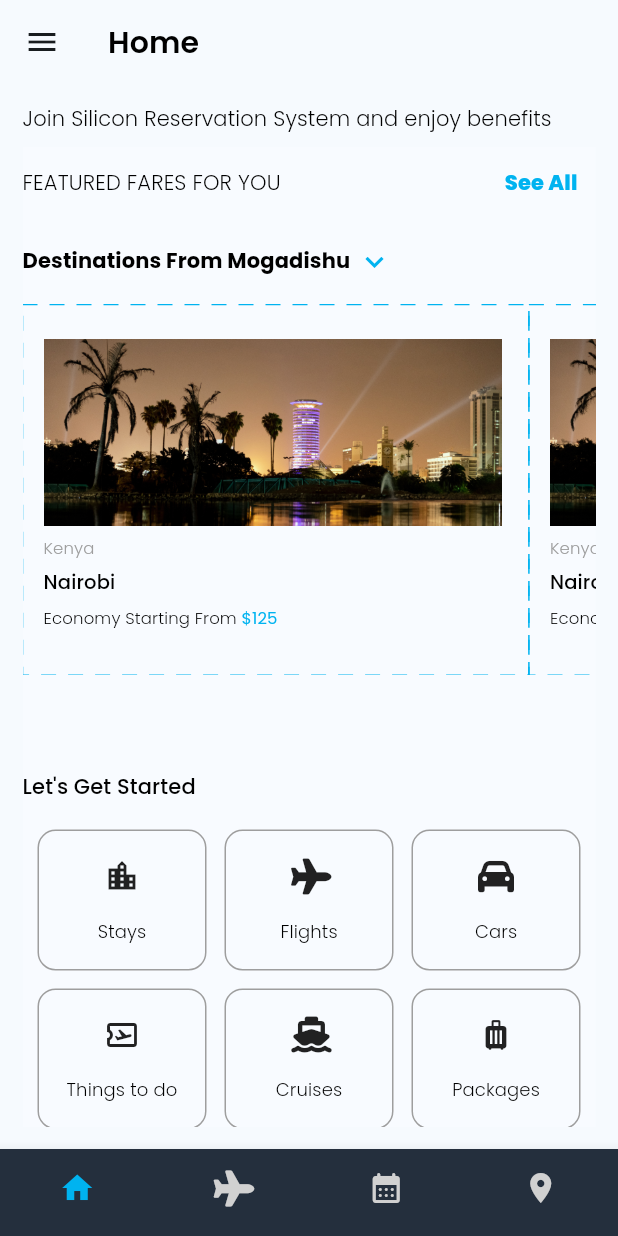
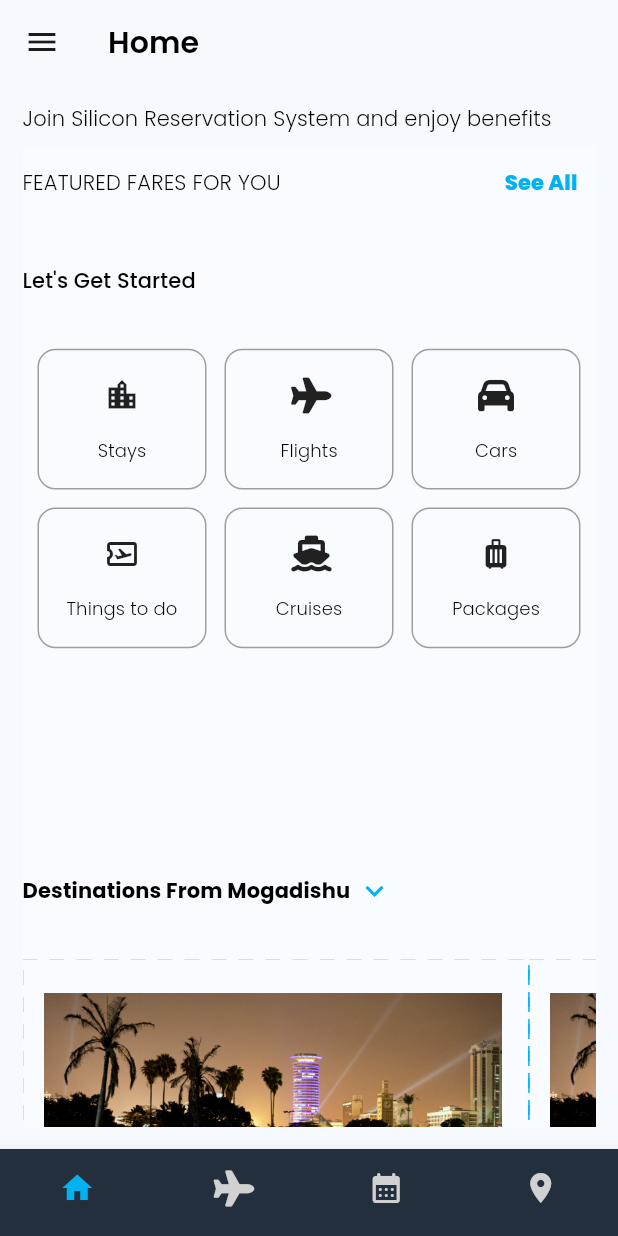
Before and after one commit to ZaryabAlam/Travelv2, a Flutter app: the screen it shows after launch, on a phone screen of 412 x 824 dp. Run offline on Flutter 3.47's test engine with Material 3 defaults, Android fonts, the phone set to English and light mode, and no system bars; drawn by our look-alikes of dotted_border; our stand-ins replace flutter_animate, font_awesome_flutter, get, google_fonts, qr_flutter, smooth_page_indicator.

Commit message:
Appflow mk3

```diff
--- a/lib/presentation/home_bottom_nav/nav_tabs/home_view.dart
+++ b/lib/presentation/home_bottom_nav/nav_tabs/home_view.dart
@@ -43,7 +43,8 @@ class _HomeScreenState extends State<HomeScreen> {
             Column(
               crossAxisAlignment: CrossAxisAlignment.start,
               children: [
-                const CommonText(text: 'Join Silicon Reservation System and enjoy benefits'),
+                const CommonText(
+                    text: 'Join Silicon Reservation System and enjoy benefits'),
                 Container(
                   margin: const EdgeInsets.only(top: 10.0),
                   width: w,
@@ -65,8 +66,57 @@ class _HomeScreenState extends State<HomeScreen> {
                               )),
                         ],
                       ),
+                      0.04.ph,
+                      // 2nd ----------------------
+
+                      CommonText(
+                        text: 'Let\'s Get Started',
+                        weight: FontWeight.w500,
+                      ),
                       0.02.ph,
-                      // 2nd ----------------------
+                      Container(
+                        height: h * 0.4,
+                        margin: const EdgeInsets.symmetric(
+                            horizontal: 10, vertical: 20.0),
+                        child: GridView.builder(
+                          physics: NeverScrollableScrollPhysics(),
+                          itemCount: categoriesList.length,
+                          gridDelegate:
+                              SliverGridDelegateWithFixedCrossAxisCount(
+                                  childAspectRatio: 6 / 5,
+                                  crossAxisCount: 3,
+                                  mainAxisSpacing: 12.0,
+                                  crossAxisSpacing: 12.0),
+                          itemBuilder: (context, i) {
+                            return GestureDetector(
+                              onTap: () => categoriesList[i].onTap,
+                              child: Container(
+                                alignment: Alignment.center,
+                                // padding: EdgeInsets.all(15.0),
+                                decoration: BoxDecoration(
+                                    borderRadius: BorderRadius.circular(12.0),
+                                    border: Border.all(color: Colors.grey)),
+                                child: Column(
+                                  mainAxisAlignment:
+                                      MainAxisAlignment.spaceEvenly,
+                                  children: [
+                                    Icon(
+                                      categoriesList[i].icon,
+                                      size: 24.0,
+                                    ),
+                                    CommonText(
+                                      text: categoriesList[i].name,
+                                      fontSize: 12.0,
+                                    )
+                                  ],
+                                ),
+                              ),
+                            );
+                          },
+                        ),
+                      ),
+
+                      // 3rd  Dotted Container -------------------------
                       Row(
                         children: [
                           const CommonText(
@@ -81,10 +131,7 @@ class _HomeScreenState extends State<HomeScreen> {
                           )
                         ],
                       ),
-
-                      0.02.ph,
-
-                      // 3rd  Dotted Container -------------------------
+                      0.04.ph,
                       SizedBox(
                         height: h * 0.3,
                         width: double.infinity,
@@ -102,11 +149,13 @@ class _HomeScreenState extends State<HomeScreen> {
                               child: Container(
                                 margin: EdgeInsets.only(right: 4.0),
                                 alignment: Alignment.topCenter,
-                                padding: const EdgeInsets.fromLTRB(12.0, 12, 12, 0),
+                                padding:
+                                    const EdgeInsets.fromLTRB(12.0, 12, 12, 0),
                                 height: h * 0.27,
                                 width: w * 0.8,
                                 child: Column(
-                                  mainAxisAlignment: MainAxisAlignment.spaceEvenly,
+                                  mainAxisAlignment:
+                                      MainAxisAlignment.spaceEvenly,
                                   crossAxisAlignment: CrossAxisAlignment.start,
                                   children: [
                                     Image.asset(
@@ -146,52 +195,12 @@ class _HomeScreenState extends State<HomeScreen> {
                         ),
                       ),
 
-                      // Categories ---------------------------------
-
-                      0.08.ph,
-                      CommonText(
-                        text: 'Let\'s Get Started',
-                        weight: FontWeight.w500,
-                      ),
-                      Container(
-                        height: h * 0.32,
-                        margin: const EdgeInsets.symmetric(horizontal: 10, vertical: 20.0),
-                        child: GridView.builder(
-                          physics: NeverScrollableScrollPhysics(),
-                          itemCount: categoriesList.length,
-                          gridDelegate: SliverGridDelegateWithFixedCrossAxisCount(
-                              childAspectRatio: 6 / 5, crossAxisCount: 3, mainAxisSpacing: 12.0, crossAxisSpacing: 12.0),
-                          itemBuilder: (context, i) {
-                            return GestureDetector(
-                              onTap: () => categoriesList[i].onTap,
-                              child: Container(
-                                alignment: Alignment.center,
-                                // padding: EdgeInsets.all(15.0),
-                                decoration: BoxDecoration(borderRadius: BorderRadius.circular(12.0), border: Border.all(color: Colors.grey)),
-                                child: Column(
-                                  mainAxisAlignment: MainAxisAlignment.spaceEvenly,
-                                  children: [
-                                    Icon(
-                                      categoriesList[i].icon,
-                                      size: 24.0,
-                                    ),
-                                    CommonText(
-                                      text: categoriesList[i].name,
-                                      fontSize: 12.0,
-                                    )
-                                  ],
-                                ),
-                              ),
-                            );
-                          },
-                        ),
-                      ),
-
                       // 4th ICON SIGNIN Container -------------------------
 
                       Center(
                         child: Container(
-                          margin: const EdgeInsets.symmetric(horizontal: 10, vertical: 30.0),
+                          margin: const EdgeInsets.symmetric(
+                              horizontal: 10, vertical: 30.0),
                           padding: const EdgeInsets.fromLTRB(30.0, 30, 20, 20),
                           // height: h * 0.22,
                           // width: w * 0.84,
@@ -208,7 +217,8 @@ class _HomeScreenState extends State<HomeScreen> {
                                 flex: 2,
                                 child: Text(
                                   'ICON',
-                                  style: GoogleFonts.bebasNeue(color: Colors.white, fontSize: 32.0),
+                                  style: GoogleFonts.bebasNeue(
+                                      color: Colors.white, fontSize: 32.0),
                                 ),
                               ),
                               // 0.03.pw,
@@ -220,7 +230,8 @@ class _HomeScreenState extends State<HomeScreen> {
                                   children: [
                                     0.01.ph,
                                     CommonText(
-                                      text: 'Lorem Ipsum is simply dummy text of the printing and typesetting industry. Lorem Ipsum has been.',
+                                      text:
+                                          'Lorem Ipsum is simply dummy text of the printing and typesetting industry. Lorem Ipsum has been.',
                                       color: Colors.white,
                                       fontSize: 11.0,
                                       textAlign: TextAlign.justify,
@@ -228,7 +239,8 @@ class _HomeScreenState extends State<HomeScreen> {
                                     ),
                                     0.03.ph,
                                     Row(
-                                      mainAxisAlignment: MainAxisAlignment.spaceEvenly,
+                                      mainAxisAlignment:
+                                          MainAxisAlignment.spaceEvenly,
                                       children: [
                                         Expanded(
                                           flex: 2,
@@ -239,8 +251,10 @@ class _HomeScreenState extends State<HomeScreen> {
                                               height: 25.0,
                                               width: 80.0,
                                               decoration: BoxDecoration(
-                                                color: AppColors.appColorPrimary,
-                                                borderRadius: BorderRadius.circular(20.0),
+                                                color:
+                                                    AppColors.appColorPrimary,
+                                                borderRadius:
+                                                    BorderRadius.circular(20.0),
                                               ),
                                               child: CommonText(
                                                 text: 'Sign In',
@@ -294,7 +308,10 @@ class _HomeScreenState extends State<HomeScreen> {
                                 height: 300,
                                 width: 230,
                                 decoration: BoxDecoration(
-                                    borderRadius: BorderRadius.circular(15.0), image: DecorationImage(image: AssetImage('assets/images/aa.png'))),
+                                    borderRadius: BorderRadius.circular(15.0),
+                                    image: DecorationImage(
+                                        image: AssetImage(
+                                            'assets/images/aa.png'))),
                                 child: CommonText(
                                   text: cabinList[i],
                                   color: Colors.white,
```
Also changed, not shown: lib/presentation/home_bottom_nav/nav_tabs/ticket_view.dart (+36 -0 lines).
